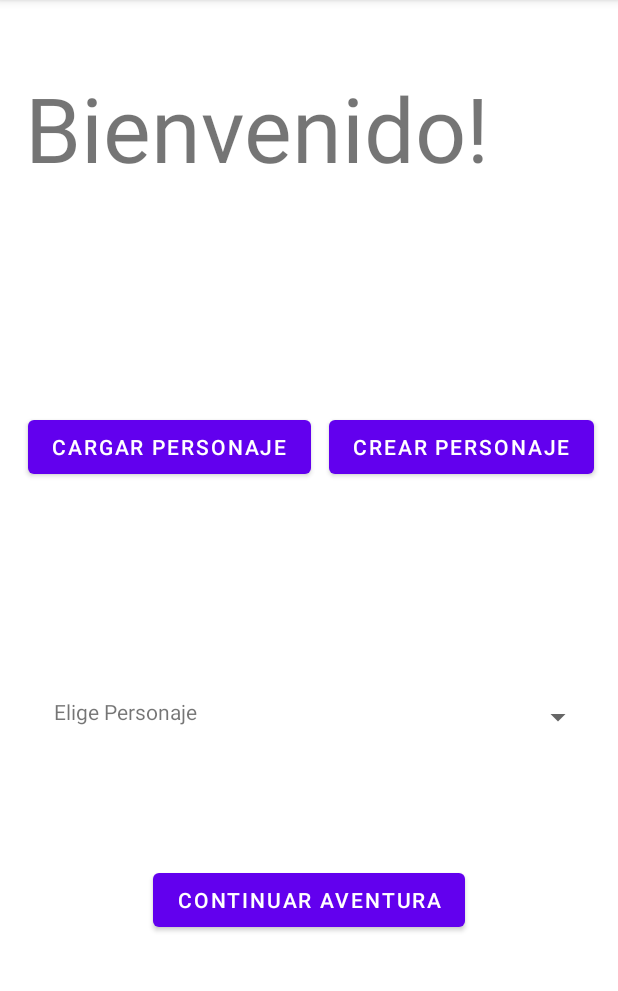
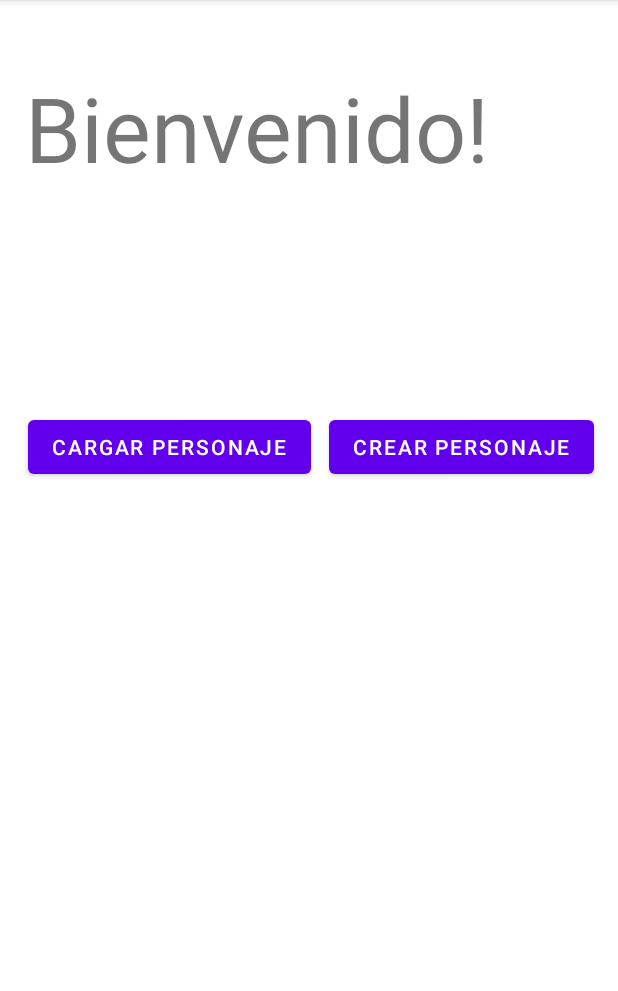
Before and after one commit to manuelmegia/12Multimedia, an Android app: the CargarCrearPersonaje screen opened directly, with no data from a screen before it, on a phone screen of 412 x 824 dp, the part 84-1075 px from its top. Run offline under Robolectric (Android 15) with nearby library versions, the phone set to English and light mode, and no system bars; our stand-ins replace Firebase (no records; nobody signed in at launch, a user with empty details on screens opened directly).

Commit message:
todo enterito to guapo

```diff
--- a/app/src/main/AndroidManifest.xml
+++ b/app/src/main/AndroidManifest.xml
@@ -20,6 +20,9 @@
             android:exported="false" />
         <activity
             android:name=".PantallaDado"
+            android:exported="false" />
+        <activity
+            android:name=".PantallaPerderPelea"
             android:exported="false" />
         <activity
             android:name=".PantallaEncontrarEnemigo"
--- a/app/src/main/java/com/manumegia/multimedianavidad/PantallaConfirmacionPersonaje.kt
+++ b/app/src/main/java/com/manumegia/multimedianavidad/PantallaConfirmacionPersonaje.kt
@@ -50,7 +50,6 @@ class PantallaConfirmacionPersonaje : AppCompatActivity() {
         }
 
         binding.btCAventura.setOnClickListener {
-            pPruebas.nombre = binding.textNombre.text.toString()
             //database = FirebaseDatabase.getInstance().getReference("Personajes")
             //database = FirebaseDatabase.getInstance().getReference(auth.currentUser?.uid.toString())
             listaPartidas.add(Personaje(binding.textNombre.text.toString(), pPruebas.raza, pPruebas.clase))
--- a/app/src/main/java/com/manumegia/multimedianavidad/PantallaEncontrarEnemigo.kt
+++ b/app/src/main/java/com/manumegia/multimedianavidad/PantallaEncontrarEnemigo.kt
@@ -57,7 +57,10 @@ class PantallaEncontrarEnemigo : AppCompatActivity() {
     }
 
     fun turnoEnemigo() {
-        pPruebas.vida -= enemigo.ataque / pPruebas.defensa
+        if(pPruebas.vida - enemigo.ataque / pPruebas.defensa < 0)
+            pPruebas.vida = 0
+        else
+            pPruebas.vida -= enemigo.ataque / pPruebas.defensa
         findViewById<ProgressBar>(R.id.barraVidaUsuario).progress = pPruebas.vida
     }
 
--- a/app/src/main/res/layout/activity_cargar_crear_personaje.xml
+++ b/app/src/main/res/layout/activity_cargar_crear_personaje.xml
@@ -53,6 +53,7 @@
         android:id="@+id/layoutCargar"
         android:layout_width="match_parent"
         android:layout_height="300dp"
+        android:visibility="gone"
         app:layout_constraintBottom_toBottomOf="parent"
         app:layout_constraintEnd_toEndOf="parent"
         app:layout_constraintHorizontal_bias="0.495"
```
